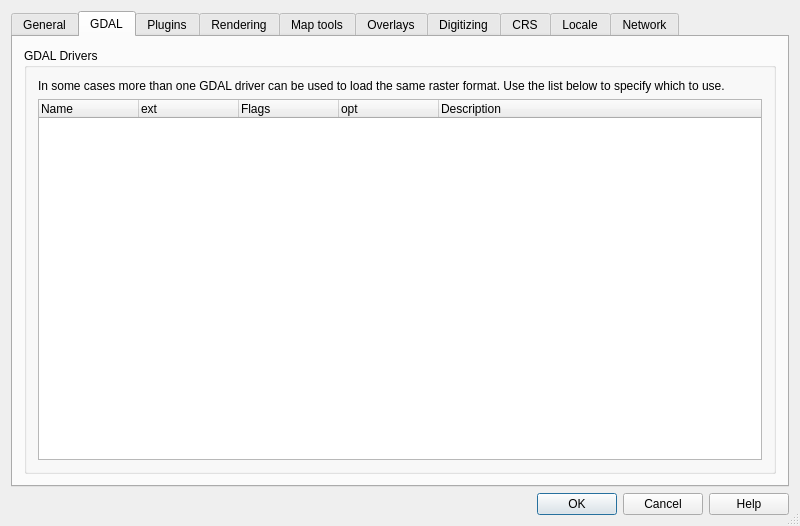
The window that src/ui/qgsoptionsbase.ui (qgis/QGIS) describes before a commit, drawn with Qt 5.
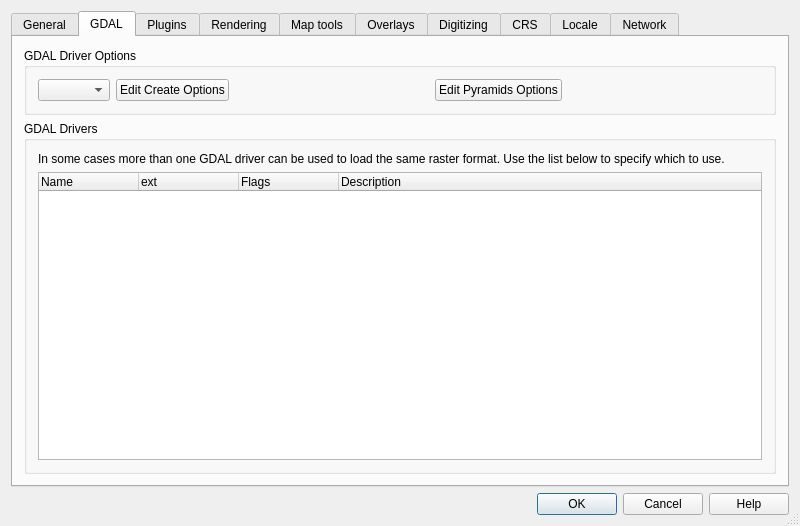
The same window after the commit. The open tabs and pages were chosen to show the change. Icons and pictures are not drawn. Custom widgets are drawn as their Qt base class.

Commit message: add profiles and validate and help buttons

```diff
--- a/src/ui/qgsoptionsbase.ui
+++ b/src/ui/qgsoptionsbase.ui
@@ -757,7 +757,7 @@
        <string>GDAL</string>
       </attribute>
       <layout class="QGridLayout" name="gridLayout_27">
-       <item row="0" column="0">
+       <item row="1" column="0">
         <widget class="QGroupBox" name="groupBox_13">
          <property name="title">
           <string>GDAL Drivers</string>
@@ -796,11 +796,6 @@
               <string>Flags</string>
              </property>
             </column>
-            <column>
-             <property name="text">
-              <string>opt</string>
-             </property>
-            </column>
             <column>
              <property name="text">
               <string>Description</string>
@@ -811,6 +806,58 @@
          </layout>
         </widget>
        </item>
+       <item row="0" column="0">
+        <widget class="QGroupBox" name="groupBox_16">
+         <property name="title">
+          <string>GDAL Driver Options</string>
+         </property>
+         <layout class="QGridLayout" name="gridLayout_29">
+          <item row="0" column="1">
+           <widget class="QComboBox" name="cmbEditCreateOptions"/>
+          </item>
+          <item row="0" column="3">
+           <spacer name="horizontalSpacer_15">
+            <property name="orientation">
+             <enum>Qt::Horizontal</enum>
+            </property>
+            <property name="sizeHint" stdset="0">
+             <size>
+              <width>40</width>
+              <height>20</height>
+             </size>
+            </property>
+           </spacer>
+          </item>
+          <item row="0" column="4">
+           <widget class="QPushButton" name="pbnEditPyramidsOptions">
+            <property name="text">
+             <string>Edit Pyramids Options</string>
+            </property>
+           </widget>
+          </item>
+          <item row="0" column="5">
+           <spacer name="horizontalSpacer_16">
+            <property name="orientation">
+             <enum>Qt::Horizontal</enum>
+            </property>
+            <property name="sizeHint" stdset="0">
+             <size>
+              <width>40</width>
+              <height>20</height>
+             </size>
+            </property>
+           </spacer>
+          </item>
+          <item row="0" column="2">
+           <widget class="QPushButton" name="pbnEditCreateOptions">
+            <property name="text">
+             <string>Edit Create Options</string>
+            </property>
+           </widget>
+          </item>
+         </layout>
+        </widget>
+       </item>
       </layout>
      </widget>
      <widget class="QWidget" name="tab_2">
```
Left out of the diff: 2 changed lines with no effect on the pictures. The commit also changes 5 other files.
